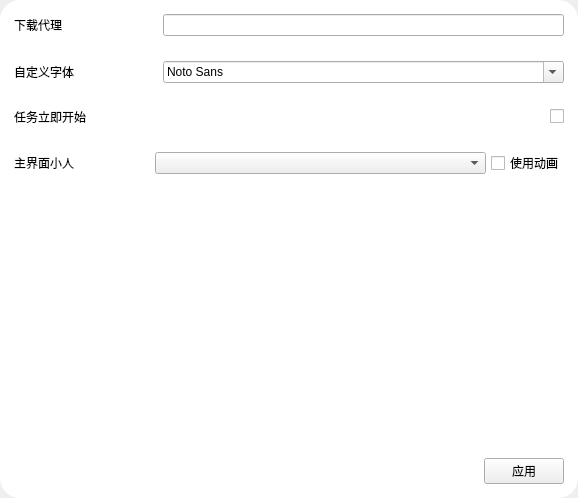
Before: the Qt Designer form src/gui/design/WidgetSetting.ui in Icexbb/SekaiSubtitle-Python, drawn with Qt 5.
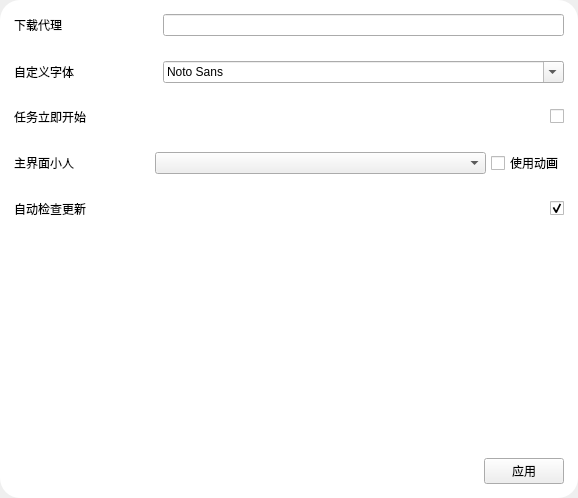
After: the same form once the commit is applied.

Commit message: Add Auto Check Update Setting config

```diff
--- a/src/gui/design/WidgetSetting.ui
+++ b/src/gui/design/WidgetSetting.ui
@@ -190,6 +190,48 @@
         </item>
        </layout>
       </item>
+      <item>
+       <layout class="QHBoxLayout" name="horizontalLayout_7">
+        <property name="leftMargin">
+         <number>5</number>
+        </property>
+        <property name="topMargin">
+         <number>5</number>
+        </property>
+        <property name="rightMargin">
+         <number>5</number>
+        </property>
+        <property name="bottomMargin">
+         <number>5</number>
+        </property>
+        <item>
+         <widget class="QLabel" name="label_5">
+          <property name="text">
+           <string>自动检查更新</string>
+          </property>
+         </widget>
+        </item>
+        <item>
+         <widget class="QCheckBox" name="SettingStartupUpdateCheck">
+          <property name="sizePolicy">
+           <sizepolicy hsizetype="Maximum" vsizetype="Fixed">
+            <horstretch>0</horstretch>
+            <verstretch>0</verstretch>
+           </sizepolicy>
+          </property>
+          <property name="text">
+           <string/>
+          </property>
+          <property name="checked">
+           <bool>true</bool>
+          </property>
+          <property name="autoRepeat">
+           <bool>false</bool>
+          </property>
+         </widget>
+        </item>
+       </layout>
+      </item>
       <item>
        <spacer name="verticalSpacer">
         <property name="orientation">
```
The commit also changes 3 other files.
